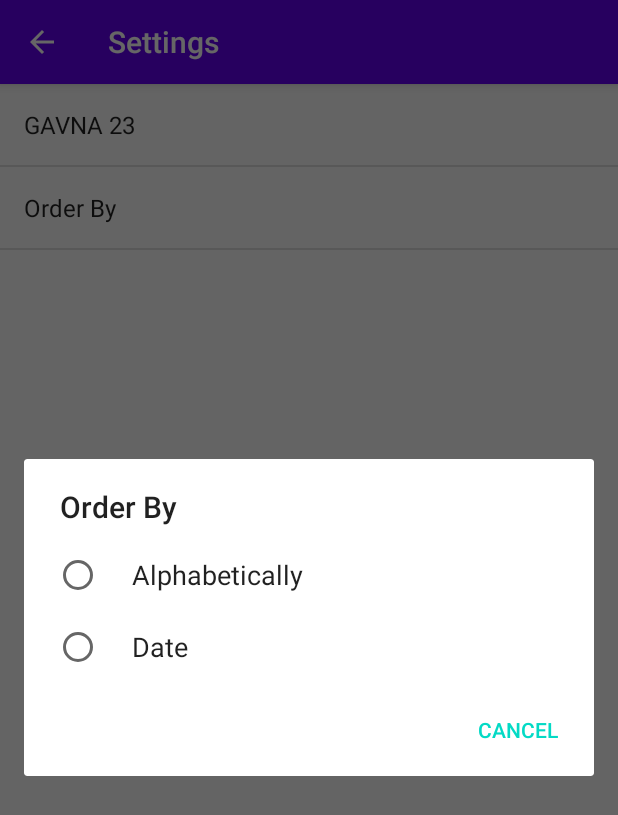
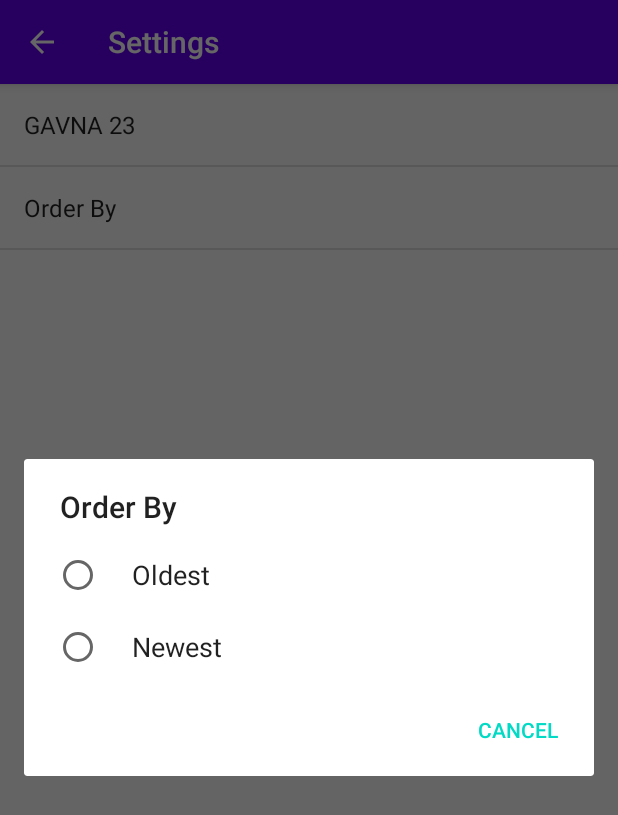
Before and after one commit to 20void/UdacityNewsApp, an Android app: the SettingsActivity screen opened directly, with no data from a screen before it, after a tap on "Order By", on a phone screen of 412 x 824 dp. Shown: the top 815 px of the screen. Run offline under Robolectric (Android 15) with nearby library versions, the phone set to English and light mode, and no system bars.

```diff
--- a/app/build.gradle
+++ b/app/build.gradle
@@ -26,6 +26,7 @@ dependencies {
     implementation 'androidx.appcompat:appcompat:1.2.0'
     implementation 'androidx.constraintlayout:constraintlayout:1.1.3'
     implementation 'androidx.recyclerview:recyclerview:1.1.0'
+    implementation "androidx.cardview:cardview:1.0.0"
     testImplementation 'junit:junit:4.12'
     androidTestImplementation 'androidx.test.ext:junit:1.1.1'
     androidTestImplementation 'androidx.test.espresso:espresso-core:3.2.0'
--- a/app/src/main/res/layout/activity_main.xml
+++ b/app/src/main/res/layout/activity_main.xml
@@ -5,6 +5,12 @@
     android:layout_width="match_parent"
     android:layout_height="match_parent"
     tools:context=".MainActivity">
+
+    <TextView
+        android:id="@+id/empty"
+        android:layout_width="wrap_content"
+        android:layout_height="wrap_content"
+        android:layout_centerInParent="true"/>
 
     <androidx.recyclerview.widget.RecyclerView
         android:id="@+id/recycler"
--- a/app/src/main/res/values/arrays.xml
+++ b/app/src/main/res/values/arrays.xml
@@ -1,12 +1,12 @@
 <?xml version="1.0" encoding="utf-8"?>
 <resources>
     <string-array name="labels_sort_articles_by">
-        <item>@string/sortby_articletitle</item>
-        <item>@string/sortby_date</item>
+        <item>@string/sortby_oldest</item>
+        <item>@string/sortby_newest</item>
     </string-array>
 
 <string-array name="values_sort_articles_by">
-    <item>@string/sortby_articletitle_value</item>
-    <item>@string/sortby_date_value</item>
+    <item>@string/sortby_oldest_value</item>
+    <item>@string/sortby_newest_value</item>
 </string-array>
 </resources>
--- a/app/src/main/res/values/strings.xml
+++ b/app/src/main/res/values/strings.xml
@@ -3,8 +3,8 @@
     <string name="settingsactivity_name">Settings</string>
     <string name="order_by">Order By</string>
     <string name="order_by_key">order_by</string>
-    <string name="sortby_date">Date</string>
-    <string name="sortby_articletitle">Alphabetically</string>
-    <string name="sortby_date_value" translatable="false">date</string>
-    <string name="sortby_articletitle_value" translatable="false">alphabetically</string>
+    <string name="sortby_newest">Newest</string>
+    <string name="sortby_oldest">Oldest</string>
+    <string name="sortby_newest_value" translatable="false">newest</string>
+    <string name="sortby_oldest_value" translatable="false">oldest</string>
 </resources>
--- a/app/src/main/res/xml/settings.xml
+++ b/app/src/main/res/xml/settings.xml
@@ -4,7 +4,7 @@
         android:id="@+id/editpref"
         android:title="GAVNA 23" />
     <ListPreference
-        android:defaultValue="@string/sortby_date"
+        android:defaultValue="@string/sortby_newest"
         android:entries="@array/labels_sort_articles_by"
         android:entryValues="@array/values_sort_articles_by"
         android:key="@string/order_by_key"
```
Also changed, not shown: app/src/main/java/android/example/newsapp/ArticleAdapter.java (+25 -1 lines), app/src/main/java/android/example/newsapp/MainActivity.java (+24 -1 lines), app/src/main/res/layout/recycler_view_item.xml (+28 -8 lines).
